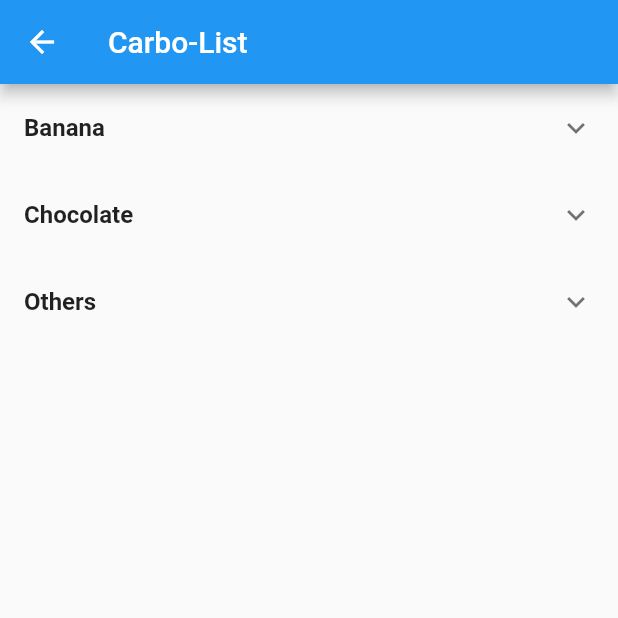
After one commit to DavideBombassei/CarboTracker, a Flutter app: the CarboList screen opened by its route, on a phone screen of 412 x 824 dp, the top half of it. The commit adds this screen. Run offline on Flutter 3.47's test engine with Material 2 defaults, Android fonts, the phone set to English and light mode, and no system bars; our stand-ins replace table_calendar; missing offline and left inert: dynamic_themes.

Commit message:
Generation of Carbolist

```diff
--- a/app19/lib/main.dart
+++ b/app19/lib/main.dart
@@ -1,4 +1,5 @@
 import 'package:app19/screens/calendar.dart';
+import 'package:app19/screens/carbolist.dart';
 import 'package:flutter/material.dart';
 import 'package:app19/screens/loginpage.dart';
 import 'package:app19/screens/homepage.dart';
@@ -46,21 +47,28 @@ class MyApp extends StatelessWidget {
   @override
   Widget build(BuildContext context) {
     final dark = ThemeData.dark();
-    final darkButtonTheme = dark.buttonTheme.copyWith(buttonColor: Colors.grey[700]);
+    final darkButtonTheme =
+        dark.buttonTheme.copyWith(buttonColor: Colors.grey[700]);
     final darkFABTheme = dark.floatingActionButtonTheme;
 
-    final themeCollection = ThemeCollection(
-      themes: {
+    final themeCollection = ThemeCollection(themes: {
       AppThemes.LightBlue: ThemeData(primarySwatch: Colors.blue),
       AppThemes.LightRed: ThemeData(primarySwatch: Colors.red),
-        AppThemes.DarkBlue: ThemeData.from(colorScheme: ColorScheme.dark(primary: Colors.blue, secondary: Colors.blue)),
-        AppThemes.DarkRed: ThemeData.from(colorScheme: ColorScheme.dark(primary: Colors.red, secondary: Colors.red)),
+      AppThemes.DarkBlue: ThemeData.from(
+          colorScheme:
+              ColorScheme.dark(primary: Colors.blue, secondary: Colors.blue)),
+      AppThemes.DarkRed: ThemeData.from(
+          colorScheme:
+              ColorScheme.dark(primary: Colors.red, secondary: Colors.red)),
       AppThemes.LightGreen: ThemeData(primarySwatch: Colors.green),
       AppThemes.LightAmber: ThemeData(primarySwatch: Colors.amber),
-        AppThemes.DarkGreen: ThemeData.from(colorScheme: ColorScheme.dark(primary: Colors.green, secondary: Colors.green)),
-        AppThemes.DarkAmber: ThemeData.from(colorScheme: ColorScheme.dark(primary: Colors.amber, secondary: Colors.amber)),
-      }
-    );
+      AppThemes.DarkGreen: ThemeData.from(
+          colorScheme:
+              ColorScheme.dark(primary: Colors.green, secondary: Colors.green)),
+      AppThemes.DarkAmber: ThemeData.from(
+          colorScheme:
+              ColorScheme.dark(primary: Colors.amber, secondary: Colors.amber)),
+    });
 
     // This widget is the root of your application.
     return DynamicTheme(
@@ -74,11 +82,13 @@ class MyApp extends StatelessWidget {
               'login': (context) => LoginPage(),
               'home': (context) => HomePage(),
               'calendar': (context) => Calendar(),
-          'settings': (context) => Settings(title: 'Settings',),
+              'settings': (context) => Settings(
+                    title: 'Settings',
+                  ),
+              'carbolist': (context) => CarboList(),
             },
           );
-    }
-  );
+        });
   }
 }
 
@@ -100,11 +110,14 @@ class _SettingsState extends State<Settings> {
     dropdownValue = DynamicTheme.of(context)!.themeId;
     return Scaffold(
       appBar: AppBar(
-        title: Text(widget.title,),
+        title: Text(
+          widget.title,
+        ),
         centerTitle: true,
       ),
       body: Center(
-        child: Column(children: [
+          child: Column(
+        children: [
           Padding(
             padding: const EdgeInsets.only(top: 24, bottom: 12),
             child: Text('Select your theme here:'),
@@ -151,11 +164,9 @@ class _SettingsState extends State<Settings> {
                 setState(() {
                   dropdownValue = themeId;
                 });
-            }
-          ),
+              }),
         ],
-        )
-      ),
+      )),
     );
   }
 }
--- a/app19/lib/others/drawerlist.dart
+++ b/app19/lib/others/drawerlist.dart
@@ -18,7 +18,11 @@ class DrawerList extends StatelessWidget {
             'Carbo-List',
             style: TextStyle(fontWeight: FontWeight.bold),
           ),
-          trailing: IconButton(onPressed: () {}, icon: Icon(Icons.arrow_right)),
+          trailing: IconButton(
+              onPressed: () {
+                Navigator.pushNamed(context, 'carbolist');
+              },
+              icon: Icon(Icons.arrow_right)),
         ),
         ListTile(
           leading: const Icon(Icons.calendar_month),
--- /dev/null
+++ b/app19/lib/screens/carbolist.dart
@@ -0,0 +1,79 @@
+import 'package:flutter/material.dart';
+
+class CarboList extends StatefulWidget {
+  const CarboList({Key? key}) : super(key: key);
+
+  @override
+  State<CarboList> createState() => _CarboListState();
+}
+
+class _CarboListState extends State<CarboList> {
+  @override
+  Widget build(BuildContext context) {
+    return Container(
+        child: Scaffold(
+      appBar: AppBar(
+        title: Text('Carbo-List'),
+      ),
+      body: ListView(
+        children: [
+          TileGenerator('Banana'),
+          TileGenerator('Chocolate'),
+          TileGenerator('Others')
+        ],
+      ),
+    ));
+  }
+}
+
+//Ad Hoc Widget written to semplify the generation of tiles in the carbolist.
+//In future could be also used by users to add unlisted food
+Widget TileGenerator(String Title) {
+  int carb = 0;
+
+  return ExpansionTile(
+    title: Text(
+      Title,
+      style: TextStyle(fontWeight: FontWeight.bold),
+    ),
+    children: [
+      Row(
+        children: [
+          Column(
+            mainAxisAlignment: MainAxisAlignment.start,
+            children: [
+              IconButton(
+                onPressed: () {},
+                icon: Icon(Icons.add),
+                color: Colors.green,
+              ),
+              IconButton(
+                onPressed: () {},
+                icon: Icon(Icons.remove),
+                color: Colors.red,
+              ),
+            ],
+          ),
+          Row(
+            children: [Text('       $carb       ')],
+          ),
+          Column(
+            mainAxisAlignment: MainAxisAlignment.end,
+            children: [
+              IconButton(
+                onPressed: () {},
+                icon: Icon(Icons.add),
+                color: Colors.green,
+              ),
+              IconButton(
+                onPressed: () {},
+                icon: Icon(Icons.remove),
+                color: Colors.red,
+              ),
+            ],
+          ),
+        ],
+      ),
+    ],
+  );
+}
```
Lines whose indentation alone changed are shown as unchanged.
